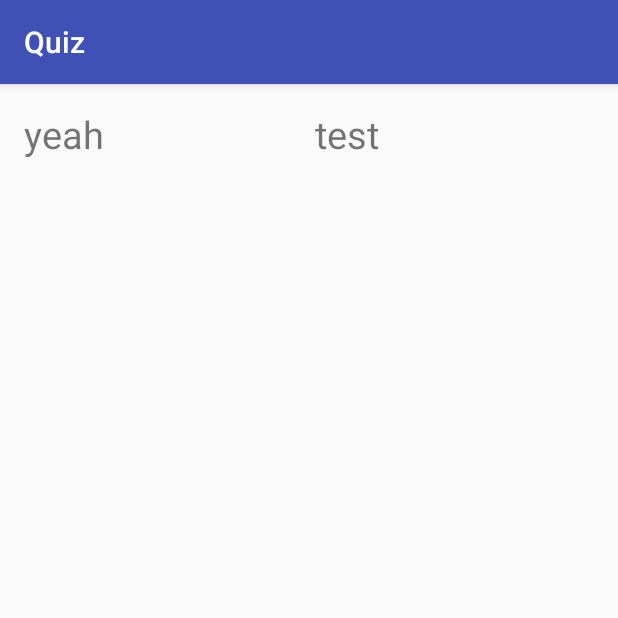
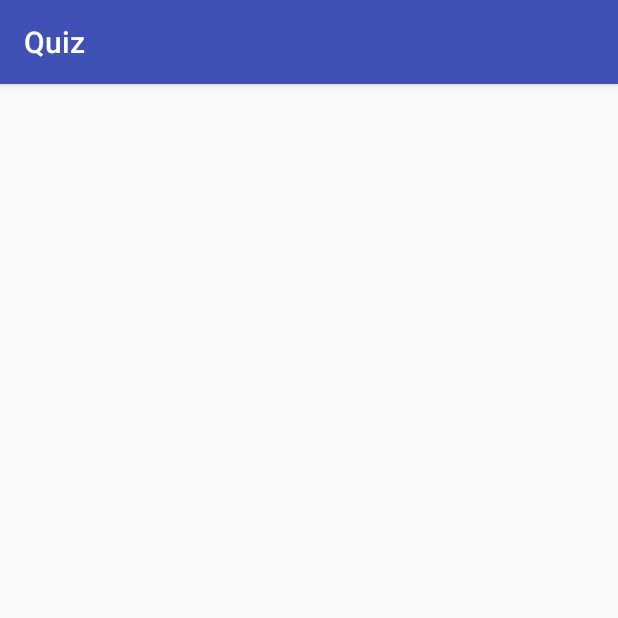
Before and after one commit to mkirstein/Project-Y, an Android app: the HighscoreActivity screen opened directly, with no data from a screen before it, on a phone screen of 412 x 824 dp, the top half of it. Run offline under Robolectric (Android 15) with nearby library versions, the phone set to English and light mode, and no system bars; 3 statements that could not run were skipped.

Commit message:
Platzhalter-Texte entfernt

```diff
--- a/app/src/main/res/layout/highscorelist_item.xml
+++ b/app/src/main/res/layout/highscorelist_item.xml
@@ -7,15 +7,13 @@
         android:id="@+id/playerName"
         android:layout_width="wrap_content"
         android:layout_height="wrap_content"
-        android:textSize="25sp"
-        android:text="yeah"/>
+        android:textSize="25sp"/>
 
     <TextView
         android:id="@+id/score"
         android:layout_width="wrap_content"
         android:layout_height="wrap_content"
         android:textSize="25sp"
-        android:text="test"
         android:layout_marginRight="143dp"
         android:layout_marginEnd="143dp"
         android:layout_alignParentTop="true"
```
